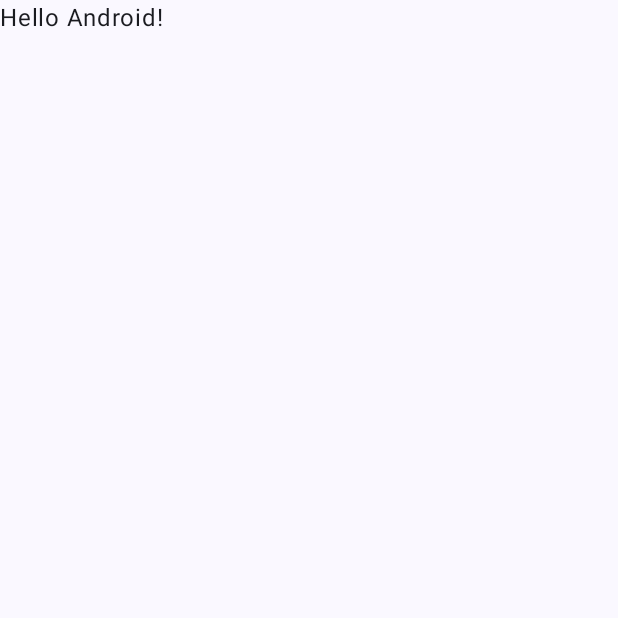
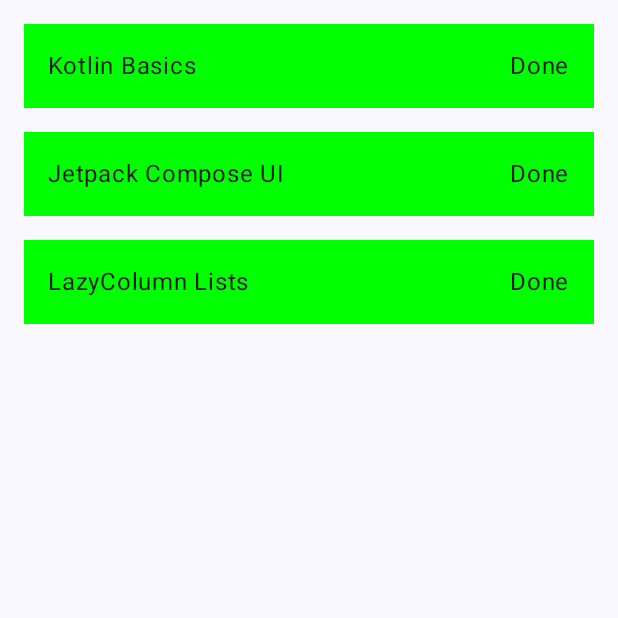
Before and after one commit to uoftn1235-ctrl/Study-Tracker, an Android app built with Jetpack Compose: the screen it shows after launch (MainActivity), on a phone screen of 412 x 824 dp, the top half of it. Before the commit the part shown is almost empty. Run offline under Robolectric (Android 15) with nearby library versions, the phone set to English and light mode, and no system bars.

Commit message:
Add topics list screen with fake data using  lazycolumn

```diff
--- a/app/src/main/java/com/nada/studytracker/MainActivity.kt
+++ b/app/src/main/java/com/nada/studytracker/MainActivity.kt
@@ -4,26 +4,48 @@ import android.os.Bundle
 import androidx.activity.ComponentActivity
 import androidx.activity.compose.setContent
 import androidx.activity.enableEdgeToEdge
+import androidx.compose.foundation.background
+import androidx.compose.foundation.layout.Arrangement
+import androidx.compose.foundation.layout.PaddingValues
+import androidx.compose.foundation.layout.Row
 import androidx.compose.foundation.layout.fillMaxSize
+import androidx.compose.foundation.layout.fillMaxWidth
 import androidx.compose.foundation.layout.padding
+import androidx.compose.foundation.lazy.LazyColumn
+import androidx.compose.foundation.lazy.items
 import androidx.compose.material3.Scaffold
 import androidx.compose.material3.Text
 import androidx.compose.runtime.Composable
 import androidx.compose.ui.Modifier
+import androidx.compose.ui.graphics.Color
 import androidx.compose.ui.tooling.preview.Preview
+import androidx.compose.ui.unit.dp
 import com.nada.studytracker.ui.theme.StudyTrackerTheme
 
+data class Topic(val title: String, val isDone: Boolean)
+
+
 class MainActivity : ComponentActivity() {
-    override fun onCreate(savedInstanceState: Bundle?) {
+    override fun onCreate(savedInstanceState:Bundle?) {
         super.onCreate(savedInstanceState)
         enableEdgeToEdge()
+
         setContent {
             StudyTrackerTheme {
-                Scaffold(modifier = Modifier.fillMaxSize()) { innerPadding ->
-                    Greeting(
-                        name = "Android",
-                        modifier = Modifier.padding(innerPadding)
-                    )
+
+                val fakeTopics = listOf(
+                    Topic("Kotlin Basics", true),
+                    Topic("Jetpack Compose UI", true),
+                    Topic("LazyColumn Lists", true)
+                )
+
+                Scaffold(
+                    modifier = Modifier.fillMaxSize()
+                ) { innerPadding ->
+
+                    TopicListScreen(
+                        topics = fakeTopics,
+                        modifier = Modifier.padding(innerPadding))
                 }
             }
         }
@@ -31,17 +53,57 @@ class MainActivity : ComponentActivity() {
 }
 
 @Composable
-fun Greeting(name: String, modifier: Modifier = Modifier) {
-    Text(
-        text = "Hello $name!",
+fun TopicListScreen(
+    topics: List<Topic>,
+    modifier: Modifier = Modifier
+) {
+    LazyColumn(
+        modifier = modifier.fillMaxSize(),
+        contentPadding = PaddingValues(vertical = 8.dp)
+    ) {
+        items(topics) { topic ->
+            TopicCard(
+                title = topic.title,
+                isDone = topic.isDone
+            )
+        }
+    }
+}
+
+@Composable
+fun TopicCard(
+    title: String,
+    isDone: Boolean,
+    modifier: Modifier = Modifier
+) {
+    Row(
         modifier = modifier
-    )
+            .fillMaxWidth()
+            .padding(horizontal = 16.dp, vertical = 8.dp)
+            .background(Color.Green)
+            .padding(16.dp),
+
+        horizontalArrangement = Arrangement.SpaceBetween
+    ) {
+        Text(text = title)
+
+        Text(
+            text = if (isDone) "Done" else "Not Done"
+        )
+    }
 }
 
 @Preview(showBackground = true)
 @Composable
-fun GreetingPreview() {
+fun TopicListScreenPreview() {
     StudyTrackerTheme {
-        Greeting("Android")
+
+        val sampleList = listOf(
+            Topic("Kotlin Variables", true),
+            Topic("Jetpack Compose", true),
+            Topic("LazyColumn", true)
+        )
+
+        TopicListScreen(topics = sampleList)
     }
 }
```
